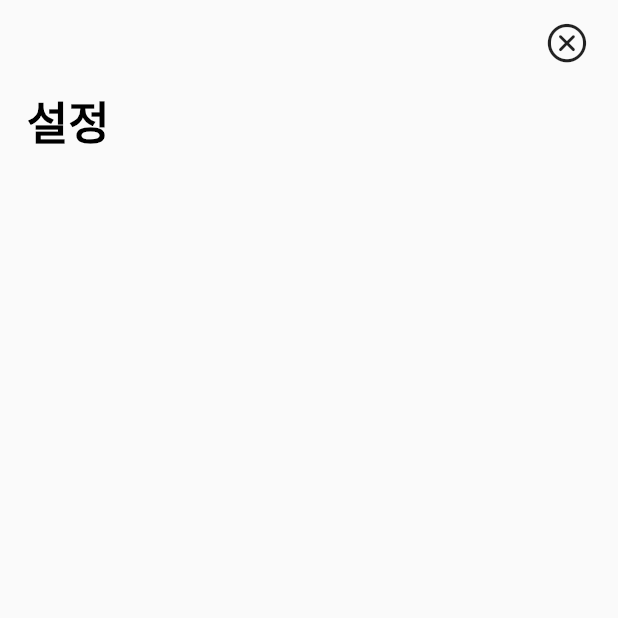
After one commit to UkiDelly/calendar-with-hashtag, a Flutter app: the SettingPage screen opened directly, on a phone screen of 412 x 824 dp, the top half of it. The commit adds this screen. Run offline on Flutter 3.47's test engine with Material 2 defaults, Android fonts, the phone set to English and light mode, and no system bars; our stand-ins replace flutter_riverpod, flutter_svg, modal_bottom_sheet, table_calendar.

Commit message:
implement custom sliver appbar of setting page

```diff
--- a/lib/view/Main/main_view.dart
+++ b/lib/view/Main/main_view.dart
@@ -1,4 +1,4 @@
-import 'package:flutter/cupertino.dart';
+import 'package:flutter/material.dart';
 
 import 'widget/appbar/appbar.dart';
 import 'widget/calendar/calendar.dart';
@@ -16,8 +16,8 @@ class MainView extends StatefulWidget {
 class _MainViewState extends State<MainView> {
   @override
   Widget build(BuildContext context) {
-    return CupertinoPageScaffold(
-      child: SafeArea(
+    return Scaffold(
+      body: SafeArea(
         child: Column(
           children: [
             // App bar
--- a/lib/view/Main/widget/appbar/appbar.dart
+++ b/lib/view/Main/widget/appbar/appbar.dart
@@ -1,4 +1,5 @@
 import 'package:care_square_assignment/view/Search/search_page.dart';
+import 'package:care_square_assignment/view/Setting/setting_view.dart';
 import 'package:flutter/cupertino.dart';
 import 'package:flutter/material.dart';
 
@@ -87,7 +88,8 @@ class _CalendarAppBarState extends State<CalendarAppBar> {
           //* setting button
           CupertinoButton(
             padding: const EdgeInsets.all(0),
-            onPressed: () {},
+            onPressed: () => showCupertinoModalBottomSheet(
+                context: context, builder: (context) => const SettingPage()),
             child: const Icon(
               Icons.settings,
               color: Color(0xff313131),
--- /dev/null
+++ b/lib/view/Setting/setting_view.dart
@@ -0,0 +1,90 @@
+import 'package:care_square_assignment/view/Setting/appbar_setting.dart';
+import 'package:flutter/material.dart';
+
+class SettingPage extends StatefulWidget {
+  const SettingPage({Key? key}) : super(key: key);
+
+  @override
+  State<SettingPage> createState() => _SettingPageState();
+}
+
+class _SettingPageState extends State<SettingPage> {
+  // height of the sliver appbar
+  final double maxHeight = 100, minHeight = 50;
+
+  // ScrollController
+  final ScrollController _scrollController = ScrollController();
+
+  //
+  final appBarkey = GlobalKey();
+
+  @override
+  void initState() {
+    super.initState();
+
+    //
+  }
+
+  @override
+  Widget build(BuildContext context) {
+    return Scaffold(
+      body: CustomScrollView(
+        controller: _scrollController,
+        scrollBehavior: NoGlow(),
+
+        slivers: [
+          // Custom App bar
+          SliverPersistentHeader(pinned: true, delegate: AppSliverDelegate()),
+
+          // body
+          SliverList(
+              delegate: SliverChildListDelegate(List.generate(
+                  1,
+                  (index) => Column(
+                        children: const [
+                          SizedBox(
+                            height: 10000,
+                          )
+                        ],
+                      ))))
+        ],
+        // body: <Widget>[
+
+        //     centerTitle: false,
+        //     titleTextStyle: TextStyle(
+        //         fontSize: 30,
+        //         fontWeight: FontWeight.bold,
+        //         color: Theme.of(context).primaryColor),
+
+        //     // while scroll setting
+        //     expandedHeight: maxHeight,
+        //     collapsedHeight: minHeight,
+        //     toolbarHeight: minHeight,
+        //     pinned: true,
+        //     floating: true,
+        //   ),
+
+        //   // body
+        //   SliverList(
+        //       delegate: SliverChildListDelegate(List.generate(
+        //           1,
+        //           (index) => Column(
+        //                 children: const [
+        //                   SizedBox(
+        //                     height: 10000,
+        //                   )
+        //                 ],
+        //               ))))
+        // ],
+      ),
+    );
+  }
+}
+
+class NoGlow extends ScrollBehavior {
+  @override
+  Widget buildViewportChrome(
+      BuildContext context, Widget child, AxisDirection axisDirection) {
+    return child;
+  }
+}
```
Also changed, not shown: lib/main.dart (+3 -4 lines), lib/view/Setting/appbar_setting.dart (added, +65 -0 lines).
